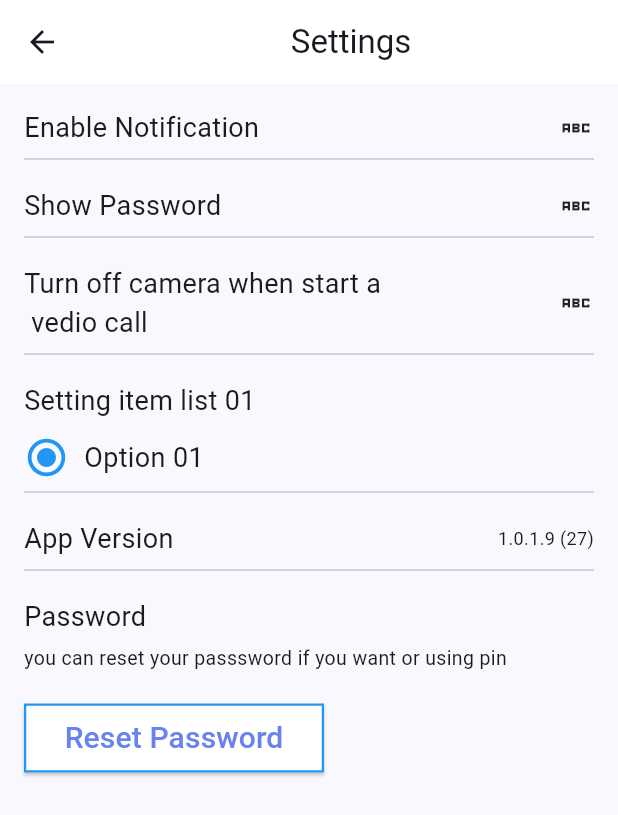
After one commit to bismanaz12/journeyman, a Flutter app: the Setting_Screen screen opened directly, on a phone screen of 412 x 824 dp. The commit adds this screen. Shown: the top 815 px of the screen. Run offline on Flutter 3.47's test engine with Material 3 defaults, Android fonts, the phone set to English and light mode, and no system bars; our stand-ins replace cloud_firestore, firebase_auth, firebase_core, get; accounts and stored records are empty.

Commit message:
first commit

```diff
--- a/lib/main.dart
+++ b/lib/main.dart
@@ -6,6 +6,7 @@ import 'package:mechanic_app/newpassword.dart';
 import 'package:mechanic_app/passupdates.dart';
 import 'package:mechanic_app/security.dart';
 import 'package:mechanic_app/signup.dart';
+import 'package:mechanic_app/splashscreen.dart';
 import 'package:mechanic_app/technicianprofile.dart';
 import 'package:mechanic_app/userprovider.dart';
 import 'package:provider/provider.dart';
@@ -49,7 +50,7 @@ class MyApp extends StatelessWidget {
               seedColor: const Color.fromARGB(255, 227, 225, 231)),
           useMaterial3: true,
         ),
-        home: TechnicianProfile());
+        home: Splash_Screen());
   }
 }
 
--- /dev/null
+++ b/lib/setting.dart
@@ -0,0 +1,140 @@
+import 'package:flutter/foundation.dart';
+import 'package:flutter/material.dart';
+import 'package:flutter/widgets.dart';
+import 'package:mechanic_app/settingfunctions.dart';
+
+class Setting_Screen extends StatelessWidget {
+  const Setting_Screen({super.key});
+
+  @override
+  Widget build(BuildContext context) {
+    return Scaffold(
+      appBar: AppBar(
+        backgroundColor: Colors.white,
+        title: Center(child: Text('Settings')),
+      ),
+      body: SafeArea(
+        child: Padding(
+          padding: const EdgeInsets.all(16.0),
+          child: Column(
+            mainAxisAlignment: MainAxisAlignment.start,
+            crossAxisAlignment: CrossAxisAlignment.start,
+            children: [
+              Enable_Buttom(
+                text: 'Enable Notification',
+              ),
+              Divider(),
+              SizedBox(
+                height: 10,
+              ),
+              Enable_Buttom(text: 'Show Password'),
+              Divider(),
+              SizedBox(
+                height: 10,
+              ),
+              Enable_Buttom(text: 'Turn off camera when start a\n vedio call'),
+              Divider(),
+              SizedBox(
+                height: 10,
+              ),
+              Text(
+                'Setting item list 01',
+                style: TextStyle(fontSize: 18),
+              ),
+              SizedBox(
+                height: 10,
+              ),
+              // Text('Setting item list 01'),
+              Row(
+                // mainAxisAlignment: MainAxisAlignment.spaceBetween,
+                children: [
+                  Icon(
+                    Icons.radio_button_checked,
+                    color: Colors.blue,
+                    size: 30,
+                  ),
+                  SizedBox(
+                    width: 10,
+                  ),
+                  Text(
+                    'Option 01',
+                    style: TextStyle(fontSize: 18),
+                  ),
+                ],
+              ),
+              Divider(),
+              SizedBox(
+                height: 10,
+              ),
+              Row(
+                mainAxisAlignment: MainAxisAlignment.spaceBetween,
+                children: [
+                  Text(
+                    'App Version',
+                    style: TextStyle(fontSize: 18),
+                  ),
+                  Text(
+                    '1.0.1.9 (27)',
+                    style: TextStyle(fontSize: 12),
+                  ),
+                ],
+              ),
+              Divider(),
+              SizedBox(
+                height: 10,
+              ),
+              Text(
+                'Password',
+                style: TextStyle(fontSize: 18),
+              ),
+              SizedBox(
+                height: 5,
+              ),
+              Text(
+                'you can reset your passsword if you want or using pin ',
+                style: TextStyle(fontSize: 13),
+              ),
+              SizedBox(
+                height: 20,
+              ),
+              ElevatedButton(
+                onPressed: () {},
+                // onPressed: () async {
+                //   if (email.text.isNotEmpty && pass.text.isNotEmpty) {
+                //     FirebaseAuth auth = FirebaseAuth.instance;
+                //     UserCredential user =
+                //         await auth.signInWithEmailAndPassword(
+                //             email: email.text, password: pass.text);
+                //     if (user.user != null) {
+                //       email.clear();
+                //       pass.clear();
+                //       // Get.to(() => PasswordUpdated(),
+                //       //     duration: Duration(seconds: 2));
+                //       Navigator.push(
+                //           context,
+                //           MaterialPageRoute(
+                //               builder: (context) => ChangePasswordScreen()));
+                //     }
+                //   }
+                // },
+                child: Text(
+                  'Reset Password',
+                  style: TextStyle(fontSize: 20),
+                ),
+                style: ElevatedButton.styleFrom(
+                  side: BorderSide(color: Colors.blue, width: 1.5),
+                  fixedSize: const Size(200, 46),
+                  foregroundColor: Color(0xff6982ed),
+                  backgroundColor: Colors.white,
+                  shape: RoundedRectangleBorder(
+                    borderRadius: BorderRadius.zero,
+                  ),
+                ),
+              ),
+            ],
+          ),
+        ),
+      ),
+    );
+  }
+}
--- /dev/null
+++ b/lib/settingfunctions.dart
@@ -0,0 +1,23 @@
+import 'package:flutter/material.dart';
+import 'package:flutter/widgets.dart';
+
+class Enable_Buttom extends StatelessWidget {
+  const Enable_Buttom({
+    super.key,
+    required this.text,
+  });
+  final String text;
+  @override
+  Widget build(BuildContext context) {
+    return Row(
+      mainAxisAlignment: MainAxisAlignment.spaceBetween,
+      children: [
+        Text(
+          text,
+          style: TextStyle(fontSize: 18),
+        ),
+        Icon(Icons.abc_sharp)
+      ],
+    );
+  }
+}
```
Also changed, not shown: lib/onboardingfunction.dart (added, +11 -0 lines), lib/onboardingscreen.dart (added, +168 -0 lines), lib/security.dart (+6 -5 lines), lib/splashscreen.dart (added, +38 -0 lines), lib/technicianprofile.dart (+21 -5 lines).
